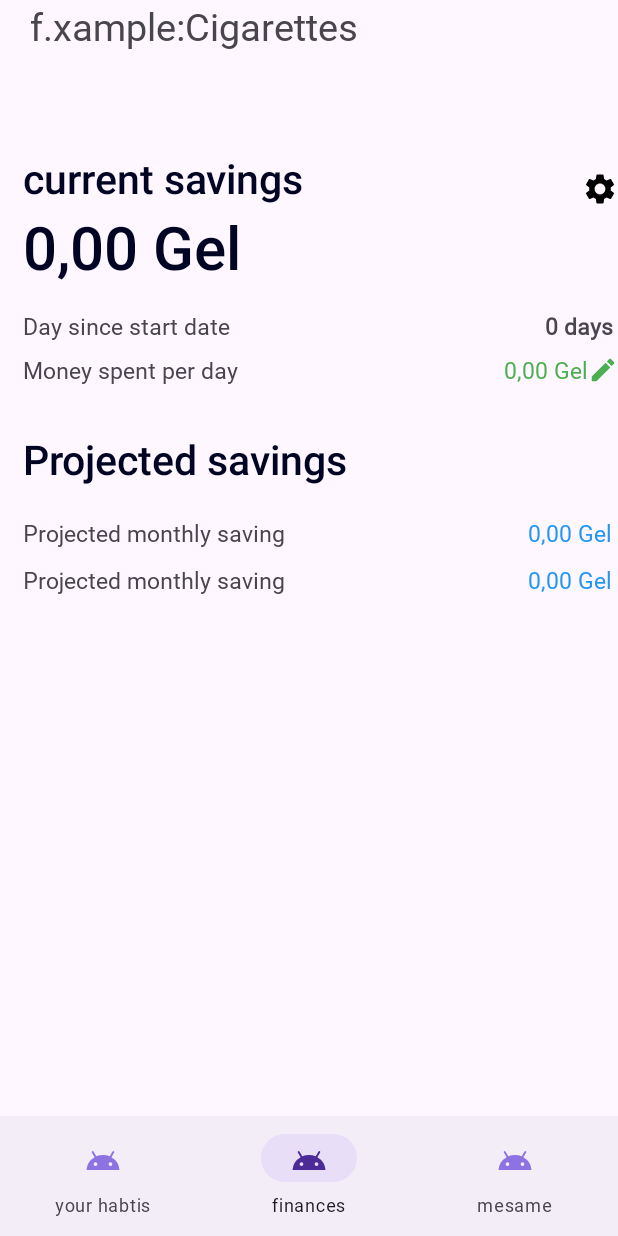
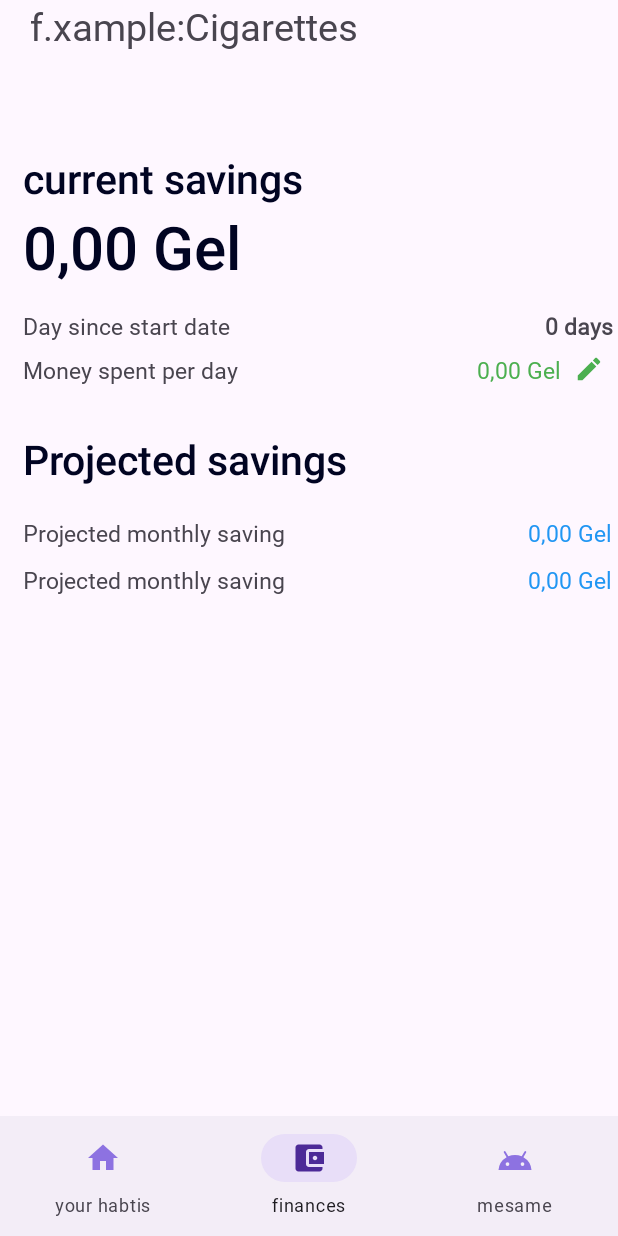
Before and after one commit to SabaGuledani/pinaluri, an Android app: the screen it shows after launch once a user with an empty profile is signed in (MainActivity), item 2 of the bottom bar chosen, on a phone screen of 412 x 824 dp. Run offline under Robolectric (Android 15) with nearby library versions, the phone set to English and light mode, and no system bars; our stand-ins replace Firebase (no records; nobody signed in at launch, a user with empty details on screens opened directly).

Commit message:
guka changes:P

```diff
--- a/app/src/main/java/com/saba/spark/GoodHabits.kt
+++ b/app/src/main/java/com/saba/spark/GoodHabits.kt
@@ -1,13 +1,37 @@
 package com.saba.spark
 
+import android.app.AlertDialog
+import android.app.Dialog
 import android.os.Bundle
 import androidx.fragment.app.Fragment
 import android.view.LayoutInflater
 import android.view.View
 import android.view.ViewGroup
+import android.widget.EditText
+import com.saba.spark.databinding.FragmentBadHabitsBinding
+import com.saba.spark.databinding.FragmentGoodHabitsBinding
 
 
 class GoodHabits : Fragment(R.layout.fragment_good_habits) {
+    private lateinit var binding: FragmentGoodHabitsBinding
+    override fun onViewCreated(view: View, savedInstanceState: Bundle?) {
+        super.onViewCreated(view, savedInstanceState)
+        binding = FragmentGoodHabitsBinding.bind(view)
+
+        showEditTextDialog()
+
+        }
+
+    private fun showEditTextDialog() {
+        val editMoney = binding.editSpentMoney
+        editMoney.setOnClickListener{
+            val builder = AlertDialog.Builder(context)
+            val inflater = LayoutInflater(context)
+            val dialogLayout = inflater.inflate(R.layout.good_habits_settings , null)
+            val editText = dialogLayout.findViewById<EditText>(R.id.)
+        }
+
+    }
 
 
 }
--- /dev/null
+++ b/app/src/main/res/drawable/ic_baseline_account_balance_wallet_24.xml
@@ -0,0 +1,5 @@
+<vector android:height="24dp" android:tint="#000000"
+    android:viewportHeight="24" android:viewportWidth="24"
+    android:width="24dp" xmlns:android="http://schemas.android.com/apk/res/android">
+    <path android:fillColor="@android:color/white" android:pathData="M21,18v1c0,1.1 -0.9,2 -2,2L5,21c-1.11,0 -2,-0.9 -2,-2L3,5c0,-1.1 0.89,-2 2,-2h14c1.1,0 2,0.9 2,2v1h-9c-1.11,0 -2,0.9 -2,2v8c0,1.1 0.89,2 2,2h9zM12,16h10L22,8L12,8v8zM16,13.5c-0.83,0 -1.5,-0.67 -1.5,-1.5s0.67,-1.5 1.5,-1.5 1.5,0.67 1.5,1.5 -0.67,1.5 -1.5,1.5z"/>
+</vector>
--- /dev/null
+++ b/app/src/main/res/drawable/ic_baseline_home_24.xml
@@ -0,0 +1,5 @@
+<vector android:height="24dp" android:tint="#000000"
+    android:viewportHeight="24" android:viewportWidth="24"
+    android:width="24dp" xmlns:android="http://schemas.android.com/apk/res/android">
+    <path android:fillColor="@android:color/white" android:pathData="M10,20v-6h4v6h5v-8h3L12,3 2,12h3v8z"/>
+</vector>
--- /dev/null
+++ b/app/src/main/res/drawable/ic_baseline_mode_24.xml
@@ -0,0 +1,6 @@
+<vector android:height="24dp" android:tint="#000000"
+    android:viewportHeight="24" android:viewportWidth="24"
+    android:width="24dp" xmlns:android="http://schemas.android.com/apk/res/android">
+    <path android:fillColor="@android:color/white" android:pathData="M3,17.25l0,3.75l3.75,0l11.06,-11.06l-3.75,-3.75z"/>
+    <path android:fillColor="@android:color/white" android:pathData="M20.71,5.63l-2.34,-2.34c-0.39,-0.39 -1.02,-0.39 -1.41,0l-1.83,1.83l3.75,3.75l1.83,-1.83C21.1,6.65 21.1,6.02 20.71,5.63z"/>
+</vector>
--- a/app/src/main/res/layout/fragment_good_habits.xml
+++ b/app/src/main/res/layout/fragment_good_habits.xml
@@ -47,14 +47,7 @@
                         android:textColor="#010422"
                         android:layout_weight="1"/>
 
-                    <TextView
-                        android:id="@+id/textView9"
-                        android:layout_width="match_parent"
-                        android:layout_height="wrap_content"
-                        android:layout_weight="1"
-                        android:drawableEnd="@drawable/ic_baseline_settings_24"
-                        android:gravity="end"
-                        android:text="" />
+
 
                 </TableRow>
 
@@ -83,9 +76,9 @@
                         android:id="@+id/textView7"
                         android:layout_width="wrap_content"
                         android:layout_height="wrap_content"
+                        android:layout_weight="1"
                         android:text="Day since start date"
-                        android:layout_weight="1"
-                        android:textSize="15sp"/>
+                        android:textSize="15sp" />
 
                     <TextView
                         android:id="@+id/textView8"
@@ -103,27 +96,35 @@
                     android:layout_marginTop="8dp"
                     android:layout_width="match_parent"
                     android:layout_height="match_parent"
-                    android:weightSum="2">
+                    android:weightSum="15">
 
                     <TextView
                         android:id="@+id/textView10"
                         android:layout_width="wrap_content"
                         android:layout_height="wrap_content"
                         android:text="Money spent per day"
-                        android:layout_weight="1"
+                        android:layout_weight="7"
                         android:textSize="15sp"/>
 
                     <TextView
                         android:id="@+id/textView11"
                         android:layout_width="wrap_content"
                         android:layout_height="wrap_content"
-                        android:layout_weight="1"
+                        android:layout_weight="6"
+
+                        android:gravity="end"
+                        android:text="0,00 Gel"
+                        android:layout_gravity="end"
+
+                        android:textColor="#4CAF50"
+                        android:textSize="15sp" />
+                    <TextView
+                        android:id="@+id/editSpentMoney"
                         android:drawableEnd="@drawable/ic_baseline_edit_24"
                         android:drawableTint="#4CAF50"
-                        android:gravity="end"
-                        android:text="0,00 Gel"
-                        android:textColor="#4CAF50"
-                        android:textSize="15sp" />
+                        android:layout_weight="1"
+                        android:layout_gravity="end"
+                        android:gravity="end"/>
                 </TableRow>
             </TableLayout>
 
--- a/app/src/main/res/layout/habit_create_dialog.xml
+++ b/app/src/main/res/layout/habit_create_dialog.xml
@@ -60,6 +60,7 @@
             android:layout_width="match_parent"
             android:layout_height="wrap_content"
             android:hint="goal"
+            app:startIconDrawable="@drawable/ic_baseline_edit_24"
             android:layout_margin="5dp"
             app:boxBackgroundColor="#8BFFFFFF"
             app:boxCornerRadiusBottomEnd="15dp"
--- a/app/src/main/res/menu/nav_menu.xml
+++ b/app/src/main/res/menu/nav_menu.xml
@@ -3,11 +3,11 @@
 
     <item android:title="your habtis"
         android:id="@+id/badHabits"
-        android:icon="@drawable/ic_android_black_24dp"
+        android:icon="@drawable/ic_baseline_home_24"
         />
     <item android:title="finances"
         android:id="@+id/GoodHabits"
-        android:icon="@drawable/ic_android_black_24dp" />
+        android:icon="@drawable/ic_baseline_account_balance_wallet_24" />
     <item android:title="mesame"
         android:id="@+id/UglyHabit"
         android:icon="@drawable/ic_android_black_24dp"/>
```
Also changed, not shown: app/src/main/res/drawable/ic_baseline_account_balance_24.xml (added, +9 -0 lines), app/src/main/res/layout/good_habits_settings.xml (added, +50 -0 lines).
